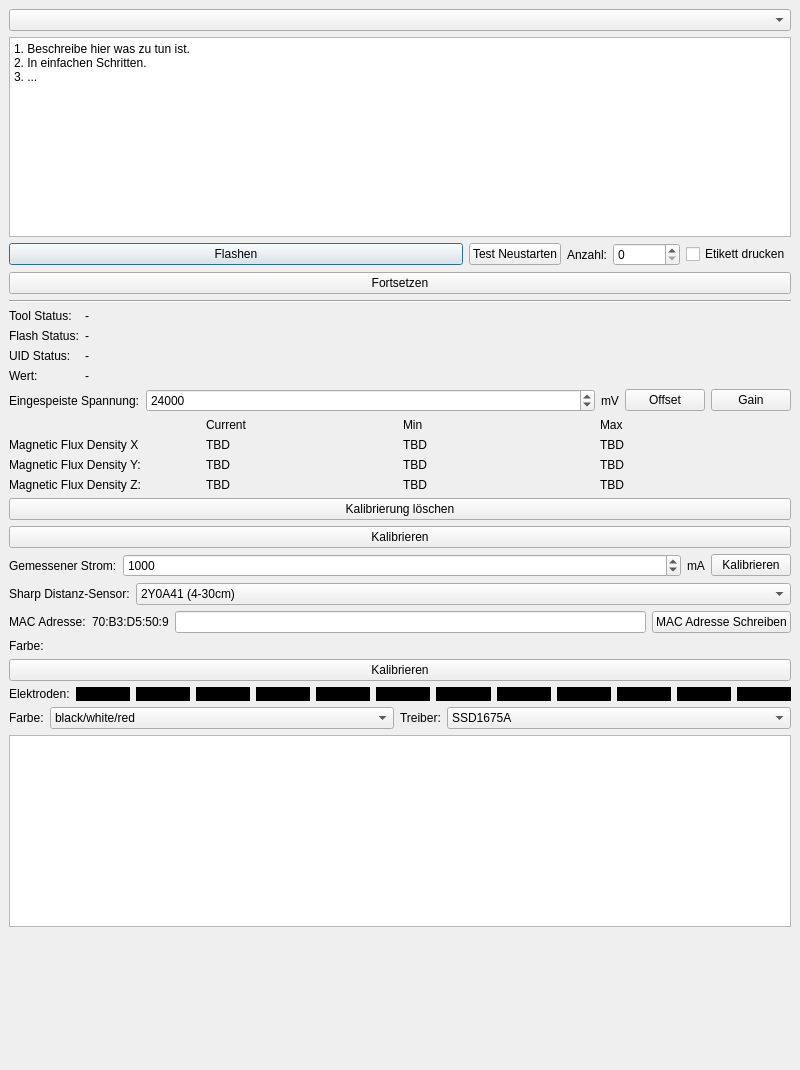
This is src/flash-test/ui/mainwindow.ui in Tinkerforge/flash-test as Qt 5 draws it before an edit. The edited form follows.
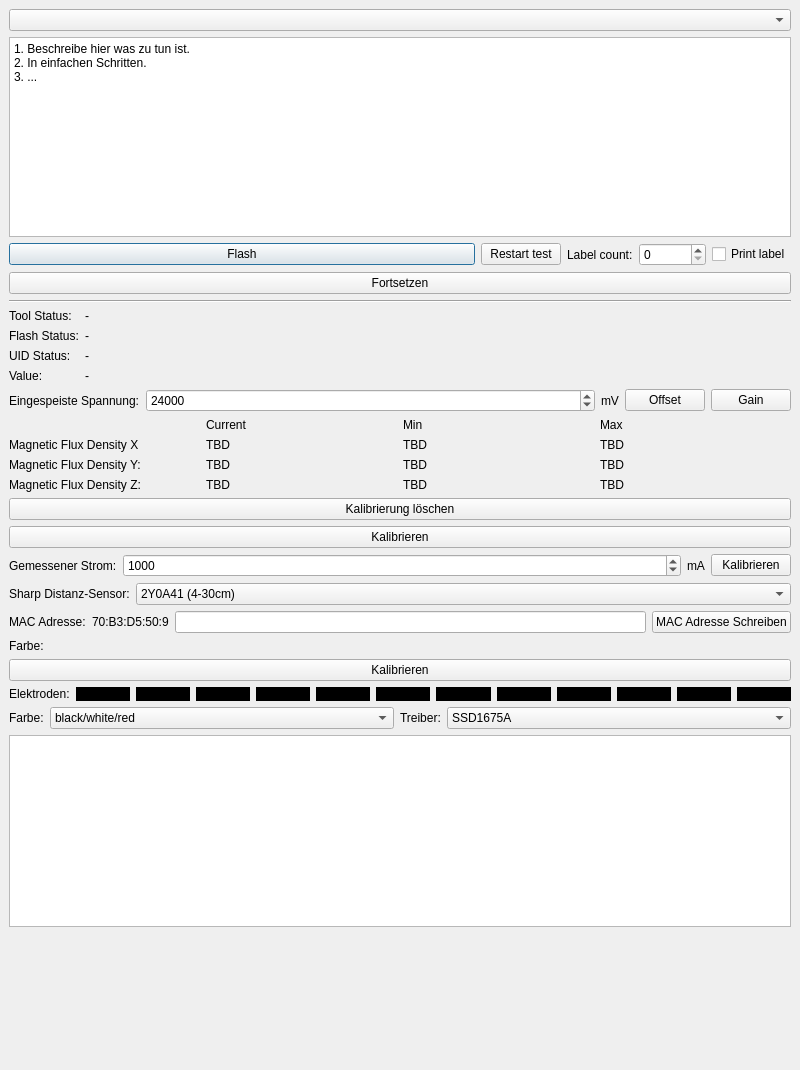
This is the edited form.

```diff
--- a/src/flash-test/ui/mainwindow.ui
+++ b/src/flash-test/ui/mainwindow.ui
@@ -49,7 +49,7 @@
            </sizepolicy>
           </property>
           <property name="text">
-           <string>Flashen</string>
+           <string>Flash</string>
           </property>
           <property name="default">
            <bool>true</bool>
@@ -59,14 +59,14 @@
         <item>
          <widget class="QPushButton" name="button_restart_test">
           <property name="text">
-           <string>Test Neustarten</string>
+           <string>Restart test</string>
           </property>
          </widget>
         </item>
         <item>
          <widget class="QLabel" name="label_14">
           <property name="text">
-           <string>Anzahl:</string>
+           <string>Label count:</string>
           </property>
          </widget>
         </item>
@@ -80,7 +80,7 @@
         <item>
          <widget class="QCheckBox" name="check_print_label">
           <property name="text">
-           <string>Etikett drucken</string>
+           <string>Print label</string>
           </property>
          </widget>
         </item>
@@ -128,7 +128,7 @@
         <item row="3" column="0">
          <widget class="QLabel" name="label_5">
           <property name="text">
-           <string>Wert:</string>
+           <string>Value:</string>
           </property>
           <property name="alignment">
            <set>Qt::AlignLeading|Qt::AlignLeft|Qt::AlignTop</set>
```
Left out of the diff: 2 changed lines with no effect on the pictures.
